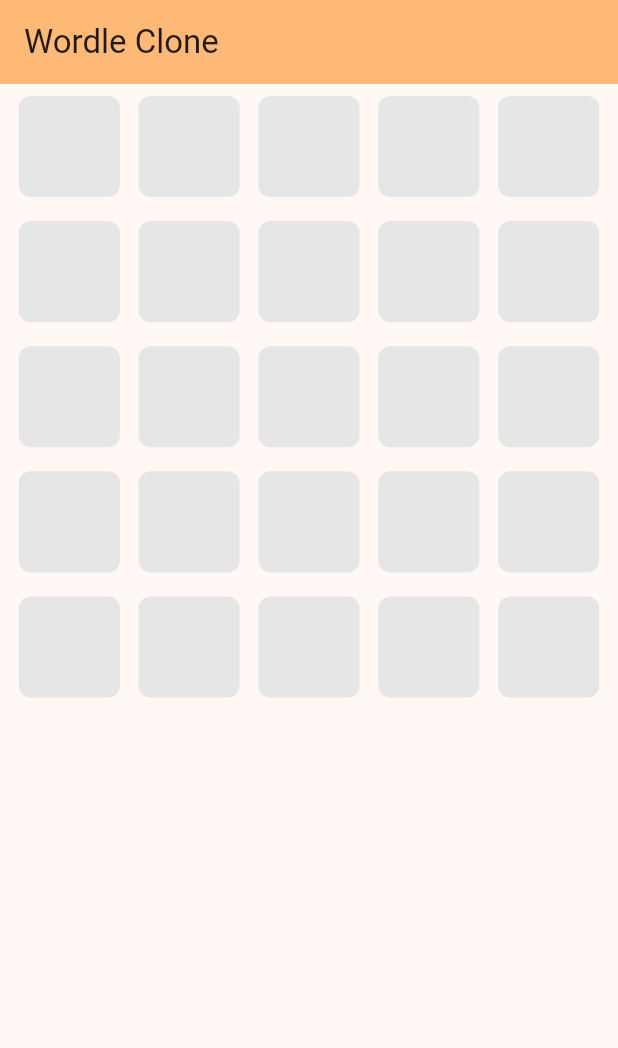
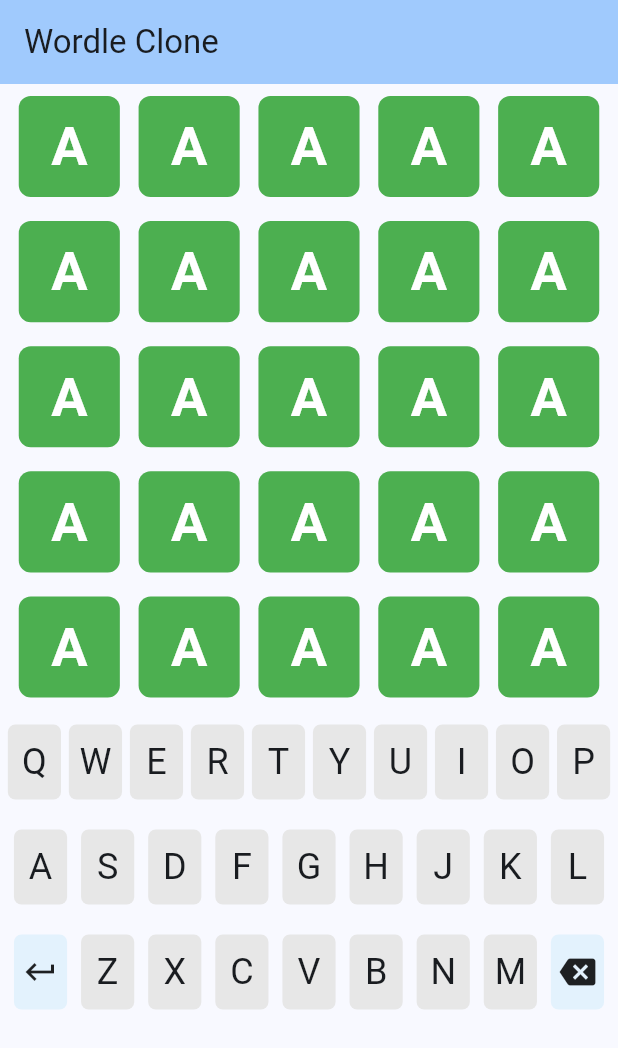
Before and after one commit to VaiosChr/wordle_clone, a Flutter app: the screen it shows after launch, on a phone screen of 412 x 824 dp. Shown: the top 1048 px of the screen. Run offline on Flutter 3.47's test engine with Material 3 defaults, Android fonts, the phone set to English and light mode, and no system bars.

Commit message:
created keyboard structure

```diff
--- a/lib/game_page.dart
+++ b/lib/game_page.dart
@@ -1,6 +1,7 @@
 // 3792
 import 'package:flutter/material.dart';
 import 'package:wordle_clone/include/classes.dart';
+import 'package:wordle_clone/include/keyboard.dart';
 
 class GamePage extends StatelessWidget {
   List<Word> words = [];
@@ -17,6 +18,7 @@ class GamePage extends StatelessWidget {
           WordView(),
           WordView(),
           WordView(),
+          KeyboardWidget(),
         ],
       ),
     );
--- a/lib/include/classes.dart
+++ b/lib/include/classes.dart
@@ -15,8 +15,8 @@ List<Color> colors = [
 ];
 
 class Letter {
-  String letter = "";
-  LetterStatus status = LetterStatus.white;
+  String letter = "A";
+  LetterStatus status = LetterStatus.green;
 }
 
 class LetterView extends StatelessWidget {
@@ -31,7 +31,6 @@ class LetterView extends StatelessWidget {
       child: Container(
         width: MediaQuery.of(context).size.width / 5 - 15,
         height: MediaQuery.of(context).size.width / 5 - 15,
-        padding: const EdgeInsets.all(8),
         decoration: BoxDecoration(
           color: colors[letter.status.index],
           borderRadius: BorderRadius.circular(8),
@@ -41,7 +40,7 @@ class LetterView extends StatelessWidget {
             letter.letter,
             style: const TextStyle(
               color: Colors.white,
-              fontSize: 32,
+              fontSize: 36,
               fontWeight: FontWeight.bold,
             ),
           ),
--- /dev/null
+++ b/lib/include/keyboard.dart
@@ -0,0 +1,111 @@
+import 'package:flutter/material.dart';
+import 'package:wordle_clone/include/keys.dart';
+
+class KeyWidget extends StatelessWidget {
+  final String value;
+
+  const KeyWidget({
+    super.key,
+    required this.value,
+  });
+
+  @override
+  Widget build(BuildContext context) {
+    return Padding(
+      padding: const EdgeInsets.symmetric(vertical: 10.0),
+      child: GestureDetector(
+        onTap: () {
+          // handle key press
+        },
+        child: Container(
+          width: MediaQuery.of(context).size.width / 11 - 2,
+          height: 50,
+          decoration: BoxDecoration(
+            color: const Color.fromARGB(255, 231, 231, 231),
+            borderRadius: BorderRadius.circular(5.0),
+          ),
+          child: Center(
+            child: Text(
+              value,
+              style: const TextStyle(fontSize: 24.0),
+            ),
+          ),
+        ),
+      ),
+    );
+  }
+}
+
+class ActionKey extends StatelessWidget {
+  final Icon icon;
+  final void Function() onTap;
+
+  const ActionKey({
+    super.key,
+    required this.icon,
+    required this.onTap,
+  });
+
+  @override
+  Widget build(BuildContext context) {
+    return GestureDetector(
+      onTap: onTap,
+      child: Container(
+        width: MediaQuery.of(context).size.width / 11 - 2,
+        height: 50,
+        decoration: BoxDecoration(
+          color: Colors.blue[50],
+          borderRadius: BorderRadius.circular(5.0),
+        ),
+        child: Center(
+          child: icon,
+        ),
+      ),
+    );
+  }
+}
+
+class KeyboardWidget extends StatelessWidget {
+  final List<KeyWidget> keys = List<KeyWidget>.generate(26, (index) {
+    return KeyWidget(value: chars[index]);
+  });
+
+  KeyboardWidget({
+    super.key,
+  });
+
+  @override
+  Widget build(BuildContext context) {
+    return Column(
+      crossAxisAlignment: CrossAxisAlignment.center,
+      children: [
+        Row(
+          mainAxisAlignment: MainAxisAlignment.spaceEvenly,
+          children: [
+            for (int i = 0; i < 10; i++) ...{keys[i]},
+          ],
+        ),
+        Row(
+          mainAxisAlignment: MainAxisAlignment.spaceEvenly,
+          children: [
+            for (int i = 10; i < 19; i++) ...{keys[i]},
+          ],
+        ),
+        Row(
+          mainAxisAlignment: MainAxisAlignment.spaceEvenly,
+          children: [
+            ActionKey(
+              icon: const Icon(Icons.keyboard_return),
+              onTap: () {},
+            ),
+            for (int i = 19; i < 26; i++) ...{keys[i]},
+            ActionKey(
+              icon: const Icon(Icons.backspace),
+              onTap: () {},
+            ),
+          ],
+        ),
+      ],
+    );
+  }
+}
--- /dev/null
+++ b/lib/include/keys.dart
@@ -0,0 +1,28 @@
+List<String> chars = [
+  'Q',
+  'W',
+  'E',
+  'R',
+  'T',
+  'Y',
+  'U',
+  'I',
+  'O',
+  'P',
+  'A',
+  'S',
+  'D',
+  'F',
+  'G',
+  'H',
+  'J',
+  'K',
+  'L',
+  'Z',
+  'X',
+  'C',
+  'V',
+  'B',
+  'N',
+  'M'
+];
--- a/lib/main.dart
+++ b/lib/main.dart
@@ -14,7 +14,7 @@ class MyApp extends StatelessWidget {
       debugShowCheckedModeBanner: false,
       title: 'Wordle Clone',
       theme: ThemeData(
-        colorScheme: ColorScheme.fromSeed(seedColor: Colors.orange),
+        colorScheme: ColorScheme.fromSeed(seedColor: Colors.blue),
         useMaterial3: true,
       ),
       home: const MyHomePage(title: 'Wordle Clone'),
```
